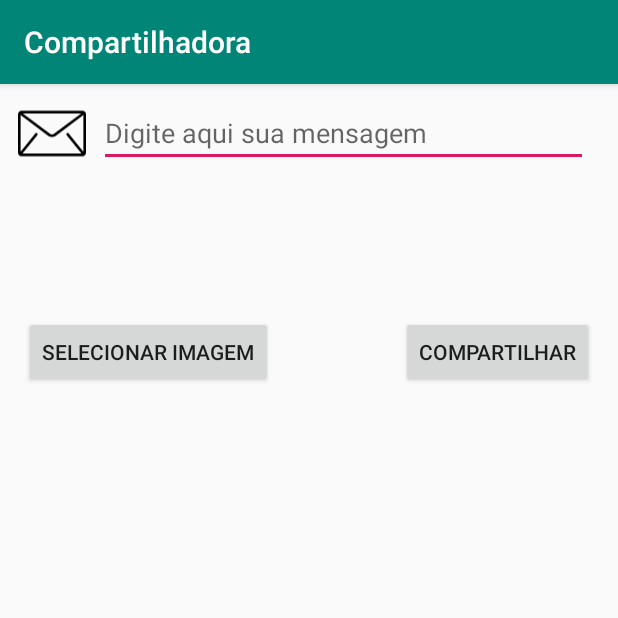
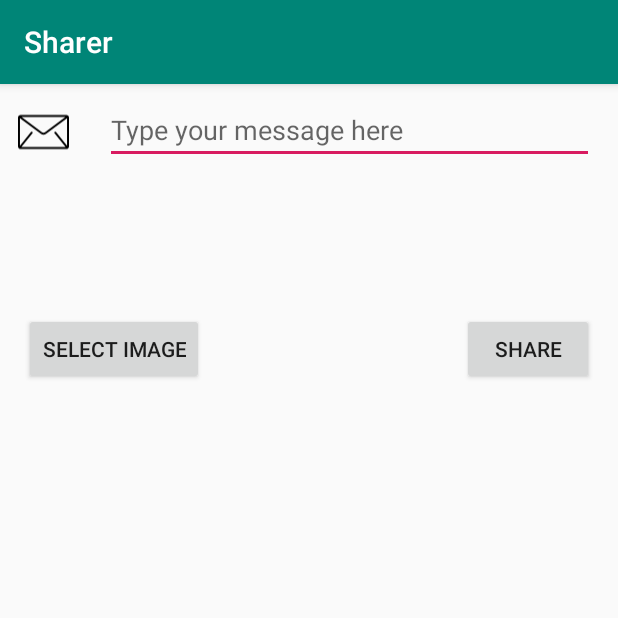
Before and after one commit to gustaacamargo/Atividade04DMIntents, an Android app: the screen it shows after launch (MainActivity), on a phone screen of 412 x 824 dp, the top half of it. Run offline under Robolectric (Android 15) with nearby library versions, the phone set to English and light mode, and no system bars; libraries missing offline, so code that uses them is left out: com.karumi.dexter; 1 statement that could not run was skipped.

```diff
--- a/app/src/main/res/layout/activity_main.xml
+++ b/app/src/main/res/layout/activity_main.xml
@@ -10,17 +10,19 @@
         android:id="@+id/message_text"
         android:layout_width="326dp"
         android:layout_height="wrap_content"
-        android:layout_marginStart="8dp"
-        android:layout_marginLeft="8dp"
-        android:layout_marginTop="10dp"
-        android:layout_marginEnd="20dp"
-        android:layout_marginRight="20dp"
+        android:layout_marginStart="23dp"
+        android:layout_marginLeft="23dp"
+        android:layout_marginTop="8dp"
+        android:layout_marginEnd="16dp"
+        android:layout_marginRight="16dp"
+        android:autofillHints=""
         android:ems="10"
-        android:hint="Digite aqui sua mensagem"
+        android:hint="@string/placeholder"
         android:inputType="textPersonName"
         app:layout_constraintEnd_toEndOf="parent"
         app:layout_constraintStart_toEndOf="@+id/imageView2"
-        app:layout_constraintTop_toTopOf="parent" />
+        app:layout_constraintTop_toTopOf="parent"
+        tools:targetApi="o" />
 
     <Button
         android:id="@+id/bt_share"
@@ -29,7 +31,7 @@
         android:layout_marginTop="32dp"
         android:layout_marginEnd="16dp"
         android:layout_marginRight="16dp"
-        android:text="Compartilhar"
+        android:text="@string/bt_share"
         app:layout_constraintEnd_toEndOf="parent"
         app:layout_constraintTop_toBottomOf="@+id/imageView" />
 
@@ -45,7 +47,8 @@
         app:layout_constraintEnd_toEndOf="parent"
         app:layout_constraintStart_toStartOf="parent"
         app:layout_constraintTop_toBottomOf="@+id/message_text"
-        tools:srcCompat="@tools:sample/avatars" />
+        tools:srcCompat="@tools:sample/avatars"
+        android:contentDescription="@string/todo" />
 
     <Button
         android:id="@+id/bt_select"
@@ -54,18 +57,18 @@
         android:layout_marginStart="16dp"
         android:layout_marginLeft="16dp"
         android:layout_marginTop="32dp"
-        android:text="Selecionar imagem"
+        android:text="@string/bt_select_image"
         app:layout_constraintStart_toStartOf="parent"
         app:layout_constraintTop_toBottomOf="@+id/imageView" />
 
     <ImageView
         android:id="@+id/imageView2"
-        android:layout_width="45dp"
-        android:layout_height="50dp"
+        android:layout_width="34dp"
+        android:layout_height="48dp"
         android:layout_marginStart="12dp"
         android:layout_marginLeft="12dp"
         android:layout_marginTop="8dp"
-        android:contentDescription="TODO"
+        android:contentDescription="@string/todo"
         app:layout_constraintStart_toStartOf="parent"
         app:layout_constraintTop_toTopOf="parent"
         app:srcCompat="@drawable/ic_mail" />
--- a/app/src/main/res/mipmap-anydpi-v26/ic_launcher.xml
+++ /dev/null
@@ -1,5 +0,0 @@
-<?xml version="1.0" encoding="utf-8"?>
-<adaptive-icon xmlns:android="http://schemas.android.com/apk/res/android">
-    <background android:drawable="@drawable/ic_launcher_background" />
-    <foreground android:drawable="@drawable/ic_launcher_foreground" />
-</adaptive-icon>
--- a/app/src/main/res/mipmap-anydpi-v26/ic_launcher_round.xml
+++ /dev/null
@@ -1,5 +0,0 @@
-<?xml version="1.0" encoding="utf-8"?>
-<adaptive-icon xmlns:android="http://schemas.android.com/apk/res/android">
-    <background android:drawable="@drawable/ic_launcher_background" />
-    <foreground android:drawable="@drawable/ic_launcher_foreground" />
-</adaptive-icon>
--- a/app/src/main/res/values/strings.xml
+++ b/app/src/main/res/values/strings.xml
@@ -1,3 +1,7 @@
 <resources>
-    <string name="app_name">Compartilhadora</string>
+    <string name="app_name">Sharer</string>
+    <string name="placeholder">Type your message here</string>
+    <string name="bt_share">Share</string>
+    <string name="bt_select_image">Select image</string>
+    <string name="todo" translatable="false">TODO</string>
 </resources>
--- /dev/null
+++ b/app/src/main/res/xml/fileprovider.xml
@@ -0,0 +1,6 @@
+<?xml version="1.0" encoding="utf-8"?>
+<paths xmlns:android="http://schemas.android.com/apk/res/android">
+    <root-path name="root" path="." />
+    <files-path path="DCIM" name="images" />
+    <external-files-path name="external_files" path="external"/>
+</paths>
```
Also changed, not shown: app/src/main/AndroidManifest.xml (+11 -1 lines), app/src/main/java/com/camargo/compartilhadora/MainActivity.kt (+36 -1 lines), 2 other files.
